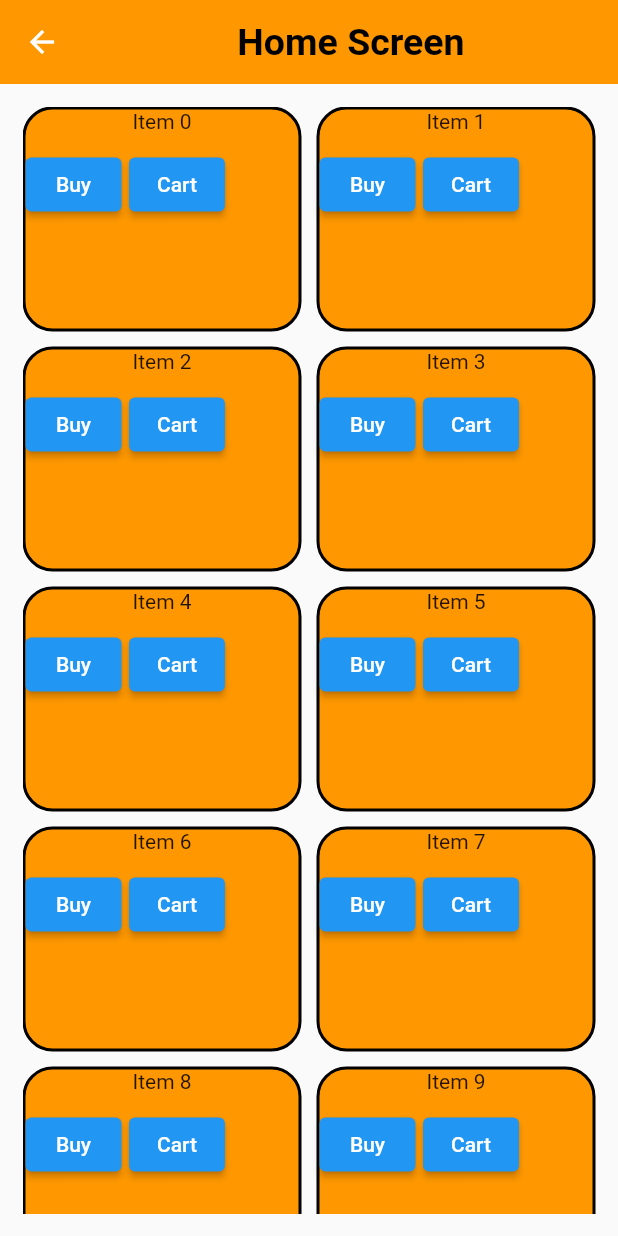
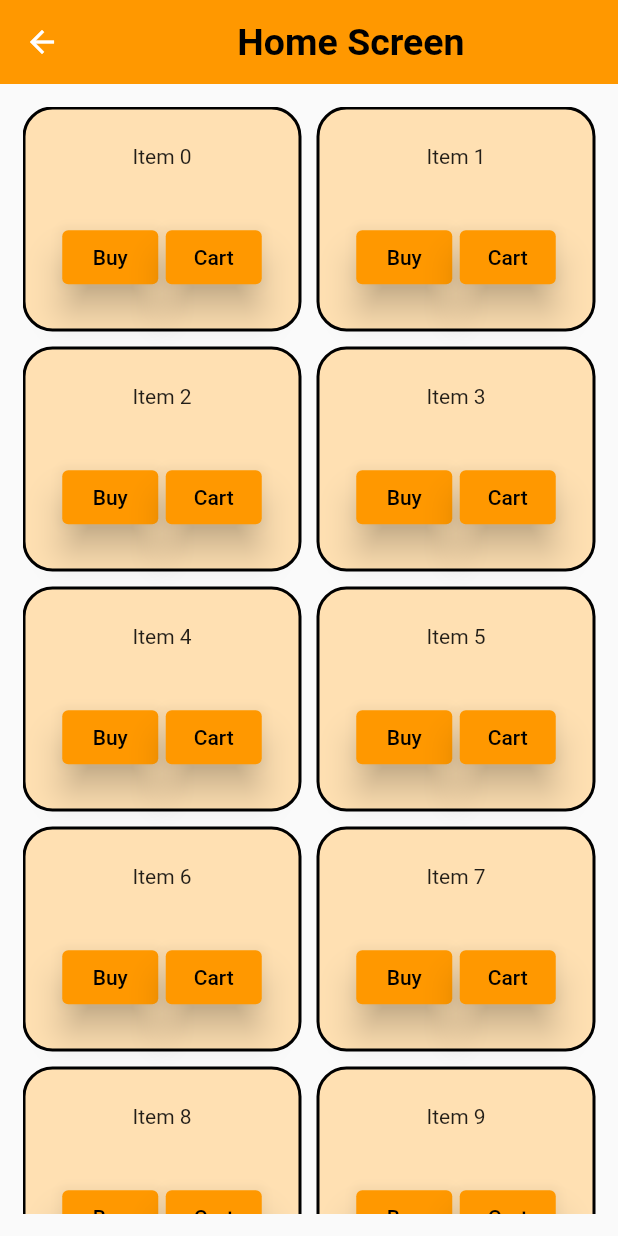
Before and after one commit to edithNakimbugwe/login_exclusives, a Flutter app: the HomePage screen opened directly, on a phone screen of 412 x 824 dp. Run offline on Flutter 3.47's test engine with Material 2 defaults, Android fonts, the phone set to English and light mode, and no system bars; our stand-ins replace get; Roboto replaces fonts that are missing (Times New Roman).

Commit message:
MansonryGridView modifications

```diff
--- a/lib/screens/home_screen.dart
+++ b/lib/screens/home_screen.dart
@@ -33,7 +33,7 @@ class HomePage extends StatelessWidget {
                     width: 160,
                     height: 150,
                     decoration: BoxDecoration(
-                      color: Colors.orange,
+                      color: Colors.orange[100],
                       borderRadius: BorderRadius.circular(20),
                       border: Border.all(
                         color: Colors.black,
@@ -42,20 +42,42 @@ class HomePage extends StatelessWidget {
                     ),
                     child: Center(
                         child: Column(
+                      mainAxisAlignment: MainAxisAlignment.center,
                       children: [
                         Text("Item $index"),
                         const SizedBox(
-                          height: 10,
+                          height: 35,
                         ),
                         Row(
+                          mainAxisAlignment: MainAxisAlignment.center,
                           children: [
                             ElevatedButton(
-                                onPressed: () {}, child: const Text("Buy")),
+                              onPressed: () {},
+                              style: ElevatedButton.styleFrom(
+                                foregroundColor: Colors.black,
+                                backgroundColor: Colors.orange,
+                                elevation: 10,
+                              ),
+                              child: const Text(
+                                'Buy',
+                                style: TextStyle(color: Colors.black),
+                              ),
+                            ),
                             const SizedBox(
                               width: 5,
                             ),
                             ElevatedButton(
-                                onPressed: () {}, child: const Text("Cart")),
+                              onPressed: () {},
+                              style: ElevatedButton.styleFrom(
+                                foregroundColor: Colors.black,
+                                backgroundColor: Colors.orange,
+                                elevation: 10,
+                              ),
+                              child: const Text(
+                                'Cart',
+                                style: TextStyle(color: Colors.black),
+                              ),
+                            )
                           ],
                         )
                       ],
```
